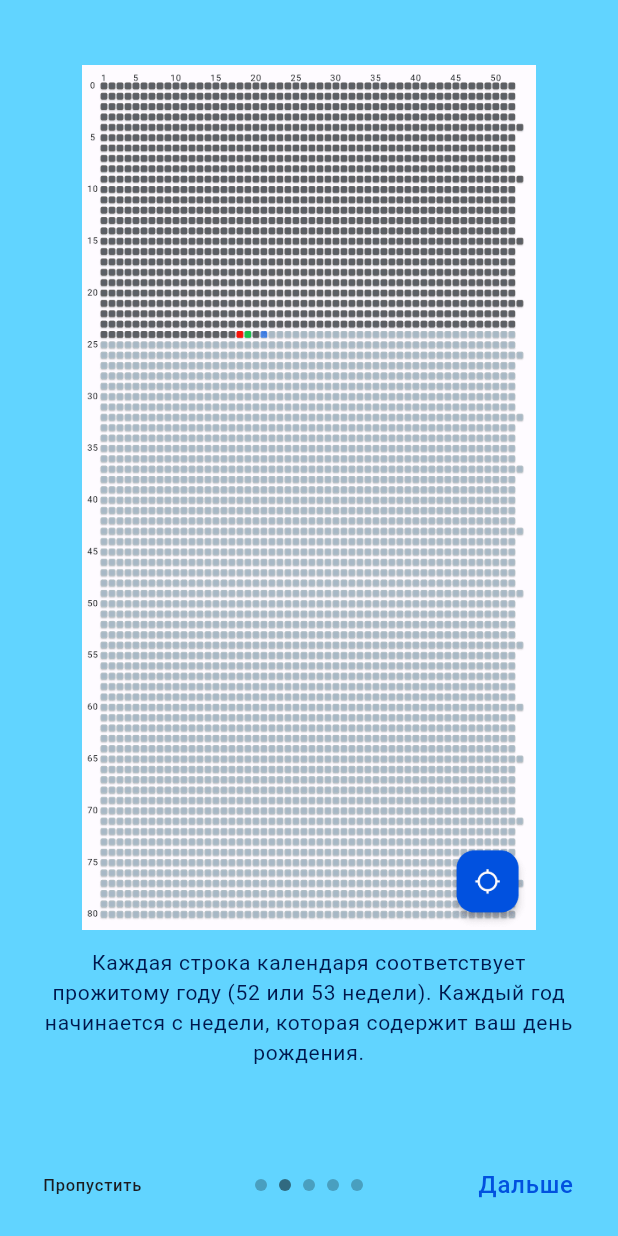
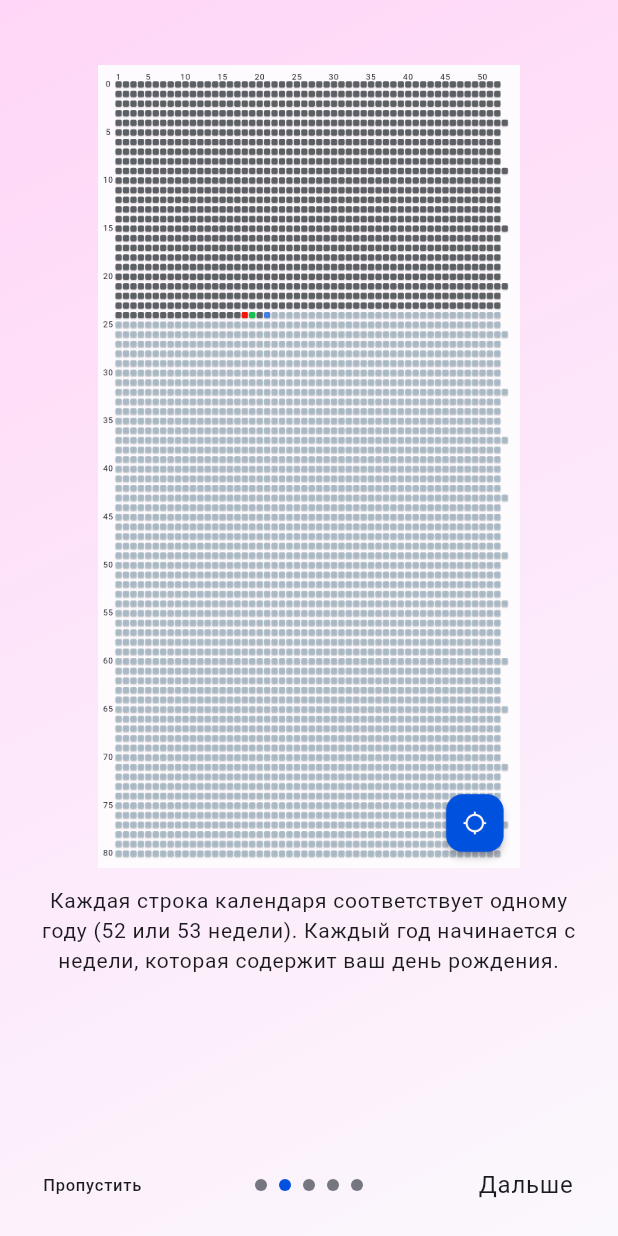
Before and after one commit to Strafe0/life_calendar, a Flutter app: the screen it shows after launch, swiped to page 2, on a phone screen of 412 x 824 dp. Run offline on Flutter 3.47's test engine with Material 2 defaults, Android fonts, the light colour scheme and no system bars; drawn by our look-alikes of intro_slider; our stand-ins replace flutter_speed_dial, get_it, mask_text_input_formatter, shared_preferences, sqflite; missing offline and left inert: yandex_mobileads; accounts and stored records are empty.

Commit message:
Some fixes of intro screen

```diff
--- a/lib/theme.dart
+++ b/lib/theme.dart
@@ -7,8 +7,11 @@ const Color badWeekColor = Color(0xFFFC0F00);
 const Color futureWeekColor = Color(0xFFb0bec5);
 const Color currentWeekColor = Color(0xFF2196f3);
 
-const TextStyle introDescriptionStyle = TextStyle(color: Color(0xFF00174D), fontSize: 14, fontWeight: FontWeight.w400, height: 1.43, letterSpacing: 0.5); // bodyMediumD
+const TextStyle introDescriptionStyle = TextStyle(color: Color(0xFF00174D), fontSize: 14, fontWeight: FontWeight.w400, height: 1.43, letterSpacing: 0.5); // bodyMedium
 const TextStyle introTitleStyle = TextStyle(color: Color(0xFF00174D), fontSize: 28, fontWeight: FontWeight.w400, height: 1.29);
+const TextStyle introNextStyle = TextStyle(color: Color(0xFF0151DF), fontSize: 16, fontWeight: FontWeight.w500, letterSpacing: 0.5);
+const TextStyle introSkipStyle = TextStyle(color: Color(0xFF0151DF), fontSize: 11, fontWeight: FontWeight.w500, height: 1.45, letterSpacing: 0.5);
+const TextStyle introDoneStyle = TextStyle(color: Color(0xFF0151DF), fontSize: 16, fontWeight: FontWeight.w500, letterSpacing: 0.5);
 
 ThemeData lightTheme = ThemeData(
   useMaterial3: true,
--- a/lib/views/date_picker_screen.dart
+++ b/lib/views/date_picker_screen.dart
@@ -19,72 +19,128 @@ class _DatePickerScreenState extends State<DatePickerScreen> {
   final CalendarController controller = getIt<CalendarController>();
   DateTime? birthday;
   TextEditingController dateController = TextEditingController();
-  List<ContentConfig> listContentConfig = [];
   var screenWidth = WidgetsBinding.instance.platformDispatcher.views.first.physicalSize.width / WidgetsBinding.instance.platformDispatcher.views.first.devicePixelRatio;
   var screenHeight = WidgetsBinding.instance.platformDispatcher.views.first.physicalSize.height / WidgetsBinding.instance.platformDispatcher.views.first.devicePixelRatio;
+  double height = WidgetsBinding.instance.platformDispatcher.views.first.physicalSize.height;
   final _formKey = GlobalKey<FormFieldState>();
+  final Color colorBegin = const Color(0xFF61D4FF);
+  final Color colorEnd = const Color(0xFFFFFFFF);
 
   @override
-  void initState() {
-    super.initState();
+  Widget build(BuildContext context) {
+    return WillPopScope(
+      child: IntroSlider(
+        key: UniqueKey(),
+        listContentConfig: _createListContentConfig(),
+        onDonePress: onDonePress,
+        renderSkipBtn: Text('Пропустить', style: Theme.of(context).textTheme.labelSmall),
+        renderNextBtn: Text('Дальше', style: Theme.of(context).textTheme.bodyLarge),
+        renderDoneBtn: Text('Готово', style: Theme.of(context).textTheme.bodyLarge),
+        indicatorConfig: IndicatorConfig(
+          colorActiveIndicator: Theme.of(context).colorScheme.primary,
+          colorIndicator: Theme.of(context).colorScheme.outline,
+        ),
+      ),
+      onWillPop: () async {
+        return await showDialog<bool>(
+          context: context,
+          builder: (context) => AlertDialog(
+            title: const Text('Выход'),
+            content: const Text('Выйти из приложения?'),
+            actions: [
+              TextButton(
+                onPressed: () {
+                  if (Platform.isAndroid) {
+                    SystemNavigator.pop();
+                  } else if (Platform.isIOS) {
+                    exit(0);
+                  }
+                },
+                child: const Text('Да'),
+              ),
+              TextButton(
+                onPressed: () {
+                  Navigator.pop(context, false);
+                },
+                child: const Text('Нет'),
+              ),
+            ],
+          ),
+        ) ?? false;
+      },
+    );
+  }
+
+  List<ContentConfig> _createListContentConfig() {
+    List<ContentConfig> listContentConfig = [];
 
     listContentConfig.add(ContentConfig(
       title: "Календарь жизни в неделях",
-      styleTitle: introTitleStyle,
+      marginTitle: height < 2000 ? const EdgeInsets.symmetric(vertical: 12.0, horizontal: 24) : null,
+      styleTitle: Theme.of(context).textTheme.headlineMedium,
       maxLineTitle: 2,
-      description: "Иногда жизнь кажется очень короткой, иногда невероятно длинной. Этот календарь дает наглядное представление о количестве прожитых и оставшихся неделей нашей жизни.",
-      styleDescription: introDescriptionStyle,
+      description: "Этот календарь дает наглядное представление о количестве прожитых и оставшихся неделей нашей жизни.",
+      styleDescription: Theme.of(context).textTheme.bodyMedium,
+      marginDescription: height < 2000 ? const EdgeInsets.symmetric(horizontal: 24) : null,
       pathImage: "assets/life_calendar_paper.png",
       widthImage: screenWidth * 0.75,
       heightImage: 950 / 699 * (screenWidth * 0.75),
       foregroundImageFit: BoxFit.contain,
-      backgroundColor: const Color(0xFF61D4FF),
+      colorBegin: Theme.of(context).colorScheme.tertiaryContainer,
+      colorEnd: Theme.of(context).colorScheme.surface,
     ));
 
     listContentConfig.add(ContentConfig(
       marginTitle: EdgeInsets.zero,
-      description: "Каждая строка календаря соответствует прожитому году (52 или 53 недели). Каждый год начинается с недели, которая содержит ваш день рождения.",
-      styleDescription: introDescriptionStyle,
+      description: "Каждая строка календаря соответствует одному году (52 или 53 недели). Каждый год начинается с недели, которая содержит ваш день рождения.",
+      styleDescription: Theme.of(context).textTheme.bodyMedium,
       marginDescription: const EdgeInsets.only(top: 12.0, left: 24.0, right: 24.0),
       pathImage: "assets/full_calendar_screenshot.png",
-      widthImage: screenWidth * 0.75,
-      heightImage: screenHeight * 0.7,
+      widthImage: screenWidth * 0.7,
+      heightImage: screenHeight * 0.65,
       // heightImage: 2052 / 1078 * (screenWidth * 0.75),
       foregroundImageFit: BoxFit.contain,
-      backgroundColor: const Color(0xFF61D4FF),
+      colorBegin: Theme.of(context).colorScheme.tertiaryContainer,
+      colorEnd: Theme.of(context).colorScheme.surface,
     ));
 
     listContentConfig.add(ContentConfig(
       marginTitle: EdgeInsets.zero,
       description: "Вы можете увеличивать календарь, как карту. Нажав на квадрат, вы перейдете на экран выбранной недели.",
-      styleDescription: introDescriptionStyle,
+      styleDescription: Theme.of(context).textTheme.bodyMedium,
       marginDescription: const EdgeInsets.only(top: 12.0, left: 24.0, right: 24.0),
       pathImage: "assets/zoom.png",
       widthImage: screenWidth * 0.75,
       heightImage: screenHeight * 0.7,
       foregroundImageFit: BoxFit.contain,
-      backgroundColor: const Color(0xFF61D4FF),
+      colorBegin: Theme.of(context).colorScheme.tertiaryContainer,
+      colorEnd: Theme.of(context).colorScheme.surface,
     ));
 
     listContentConfig.add(ContentConfig(
       marginTitle: EdgeInsets.zero,
       description: "Чтобы сразу перейти к текущей неделе, нажмите на кнопку снизу справа.",
-      styleDescription: introDescriptionStyle,
+      styleDescription: Theme.of(context).textTheme.bodyMedium,
       marginDescription: const EdgeInsets.only(top: 12.0, left: 24.0, right: 24.0),
       pathImage: "assets/full_calendar_screenshot.png",
       widthImage: screenWidth * 0.75,
       heightImage: screenHeight * 0.7,
       foregroundImageFit: BoxFit.contain,
-      backgroundColor: const Color(0xFF61D4FF),
+      colorBegin: Theme.of(context).colorScheme.tertiaryContainer,
+      colorEnd: Theme.of(context).colorScheme.surface,
     ));
 
     listContentConfig.add(ContentConfig(
       title: "Введите дату рождения",
-      marginTitle: EdgeInsets.only(top: 32.0, bottom: screenHeight * 0.35),
-      styleTitle: introTitleStyle,
-      centerWidget: _createDateTextField(),
-      backgroundColor: const Color(0xFF61D4FF),
+      marginTitle: EdgeInsets.only(top: screenHeight * 0.3, bottom: screenHeight * 0.1),
+      styleTitle: Theme.of(context).textTheme.headlineMedium,
+      widgetDescription: _createDateTextField(),
+      // centerWidget: _createDateTextField(),
+      colorBegin: Theme.of(context).colorScheme.tertiaryContainer,
+      colorEnd: Theme.of(context).colorScheme.surface,
     ));
+
+    return listContentConfig;
   }
 
   void onDonePress() async {
@@ -92,18 +148,6 @@ class _DatePickerScreenState extends State<DatePickerScreen> {
       debugPrint('Go to calendar!');
       Navigator.pushReplacementNamed(context, '/');
     }
-  }
-
-  @override
-  Widget build(BuildContext context) {
-    return IntroSlider(
-      key: UniqueKey(),
-      listContentConfig: listContentConfig,
-      onDonePress: onDonePress,
-      renderSkipBtn: Text('Пропустить', style: Theme.of(context).textTheme.labelSmall,),
-      renderNextBtn: Text('Дальше', style: Theme.of(context).textTheme.titleMedium?.copyWith(color: Theme.of(context).colorScheme.primary)),
-      renderDoneBtn: Text('Готово'),
-    );
   }
 
   Widget _createDateTextField() {
```
